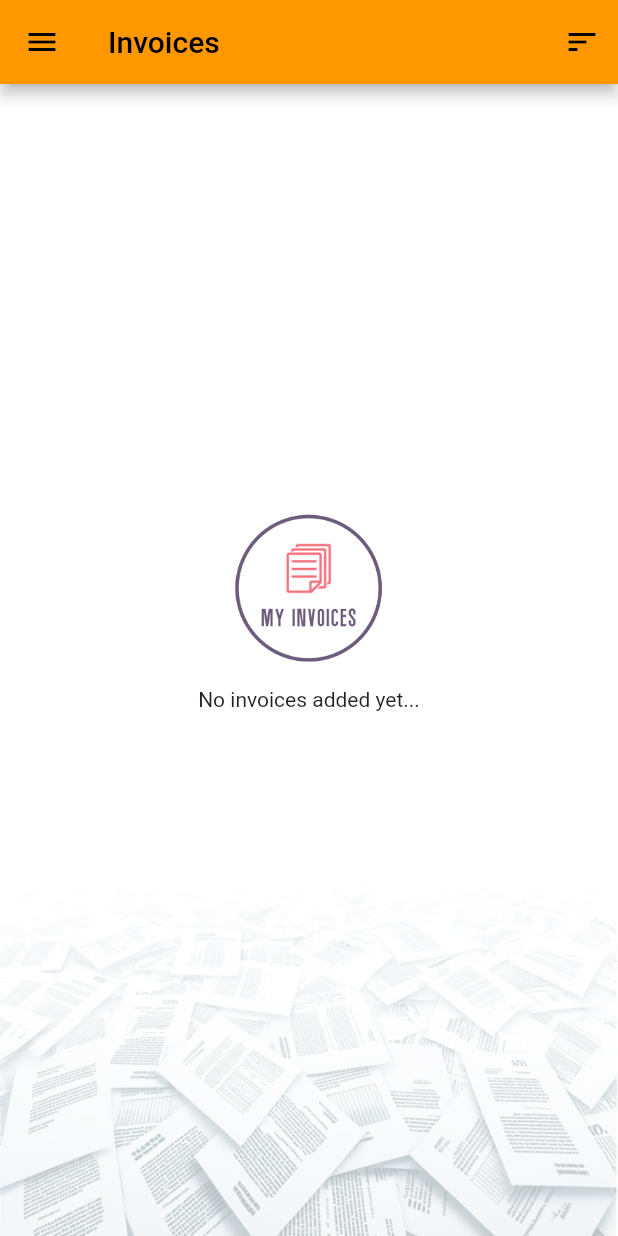
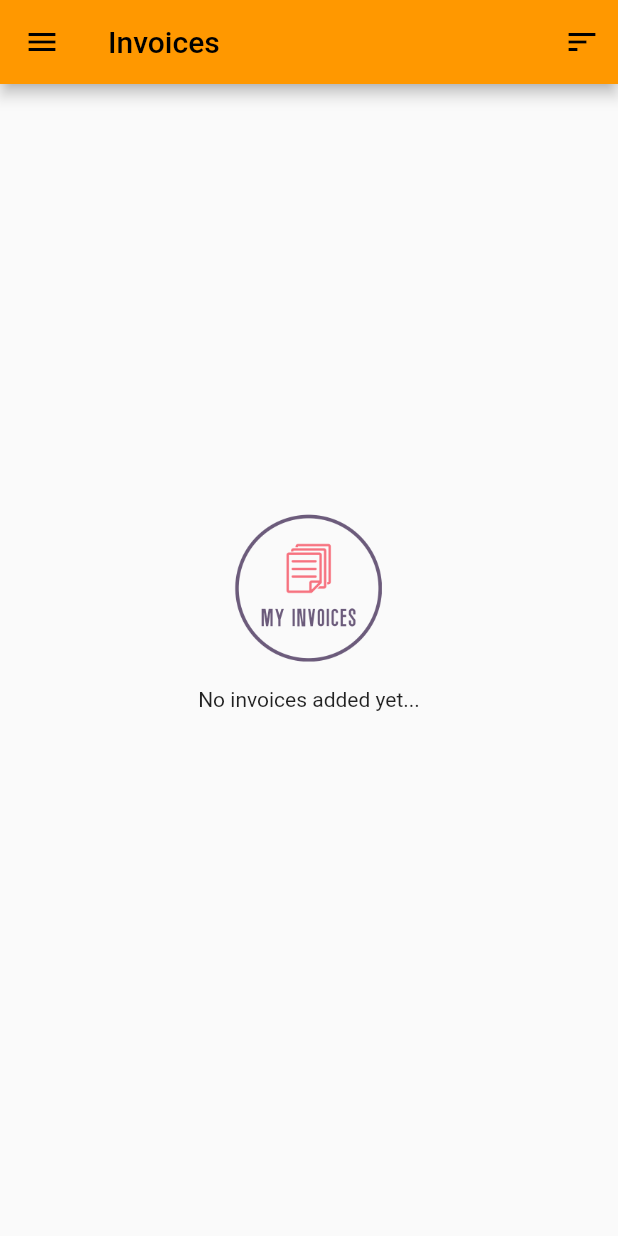
Before and after one commit to fildogan/my_invoices, a Flutter app: the screen it shows once a user with an empty profile is signed in, after a tap on "List of Invoices", on a phone screen of 412 x 824 dp. Run offline on Flutter 3.47's test engine with Material 2 defaults, Android fonts, the phone set to English and light mode, and no system bars; our stand-ins replace cloud_firestore, file_picker, firebase_auth, firebase_core, firebase_storage, freezed_annotation and 2 more; missing offline and left inert: firebase_ui_auth, flutter_pdfview; accounts and stored records are empty; network calls fail.

Commit message:
Update background depending on theme

```diff
--- a/lib/features/global_widgets/background_faded.dart
+++ b/lib/features/global_widgets/background_faded.dart
@@ -1,4 +1,5 @@
 import 'package:flutter/material.dart';
+import 'package:my_invoices/app/core/config.dart';
 
 class BackgroundFaded extends StatelessWidget {
   const BackgroundFaded({
@@ -8,14 +9,19 @@ class BackgroundFaded extends StatelessWidget {
   @override
   Widget build(BuildContext context) {
     return Container(
-      color: Colors.white,
+      color: currentTheme.currentTheme == ThemeMode.light
+          ? Colors.white
+          : Colors.transparent,
       child: Column(
         mainAxisAlignment: MainAxisAlignment.end,
         children: [
-          Image.asset(
-            'assets/images/background1.jpg',
-            opacity: const AlwaysStoppedAnimation(.3),
-          ),
+          currentTheme.currentTheme == ThemeMode.light
+              ? Image.asset(
+                  'assets/images/background1.jpg',
+                  width: double.infinity,
+                  opacity: const AlwaysStoppedAnimation(.2),
+                )
+              : const SizedBox.shrink(),
         ],
       ),
     );
--- a/lib/features/global_widgets/background_full.dart
+++ b/lib/features/global_widgets/background_full.dart
@@ -1,4 +1,5 @@
 import 'package:flutter/material.dart';
+import 'package:my_invoices/app/core/config.dart';
 
 class BackgroundFullColor extends StatelessWidget {
   const BackgroundFullColor({
@@ -8,14 +9,18 @@ class BackgroundFullColor extends StatelessWidget {
   @override
   Widget build(BuildContext context) {
     return Container(
-      color: Colors.white,
+      color: currentTheme.currentTheme == ThemeMode.light
+          ? Colors.white
+          : Colors.transparent,
       child: Column(
         mainAxisAlignment: MainAxisAlignment.end,
         children: [
-          Image.asset(
-            'assets/images/background1.jpg',
-            width: double.infinity,
-          ),
+          currentTheme.currentTheme == ThemeMode.light
+              ? Image.asset(
+                  'assets/images/background1.jpg',
+                  width: double.infinity,
+                )
+              : const SizedBox.shrink(),
         ],
       ),
     );
```
